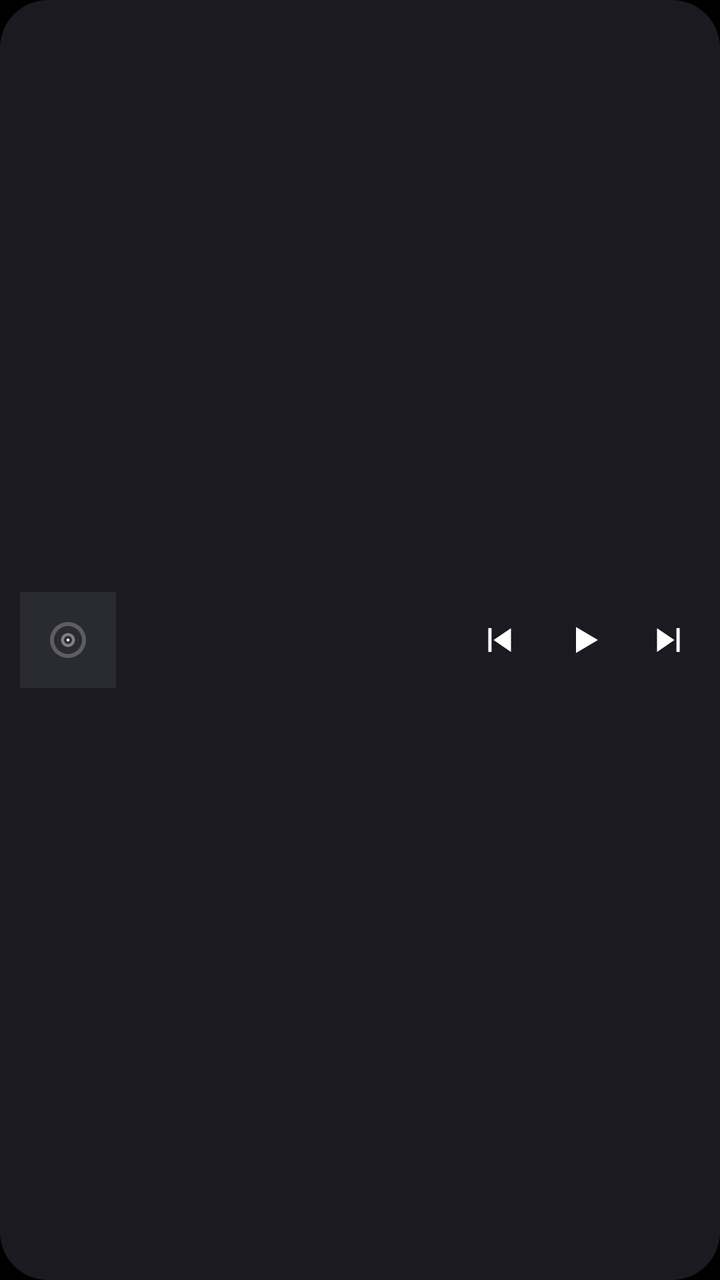
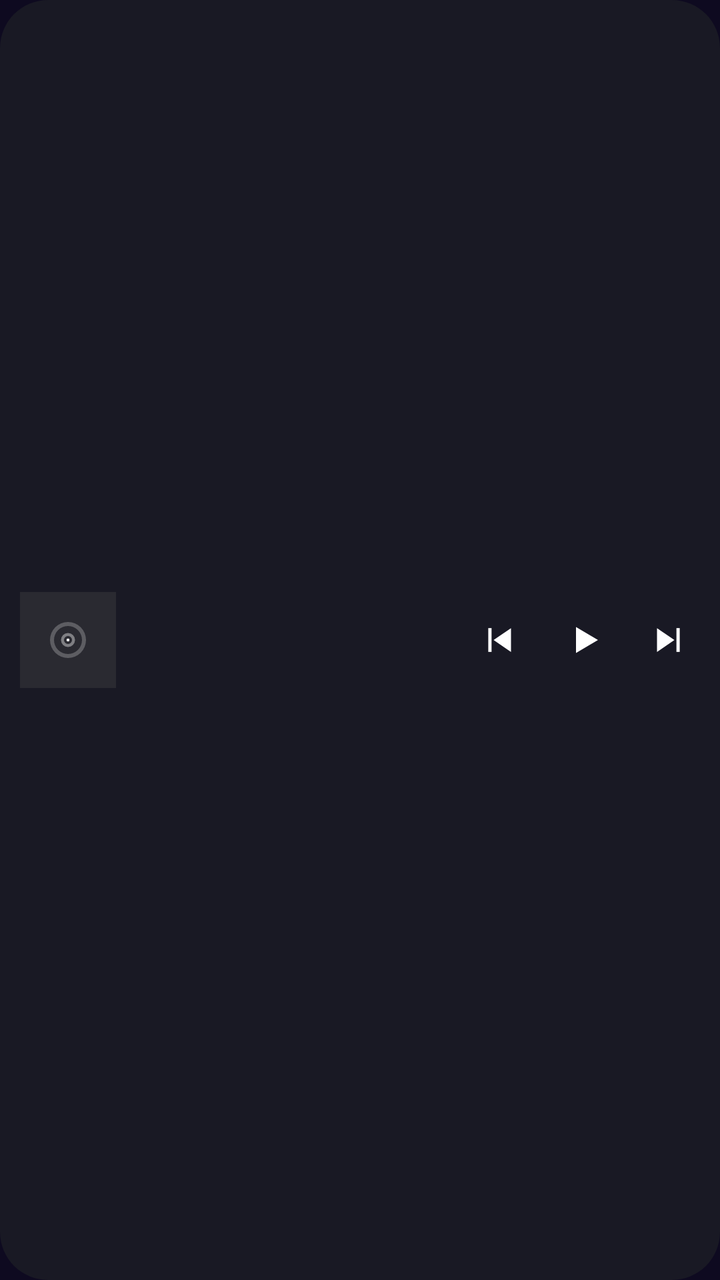

Before-and-after screenshots of an Android layout around one commit, followed by the original layout XML and the change that was made.
<!-- AndroidManifest.xml: application theme Theme.ColorOSMusic -->
<!-- res/layout/widget_music_wide.xml -->
<?xml version="1.0" encoding="utf-8"?>
<LinearLayout xmlns:android="http://schemas.android.com/apk/res/android"
    android:id="@+id/widget_root"
    android:layout_width="match_parent"
    android:layout_height="match_parent"
    android:orientation="horizontal"
    android:gravity="center_vertical"
    android:background="@drawable/widget_bg"
    android:paddingStart="10dp"
    android:paddingEnd="6dp"
    android:paddingTop="8dp"
    android:paddingBottom="8dp">

    
    <ImageView
        android:id="@+id/widget_art"
        android:layout_width="48dp"
        android:layout_height="48dp"
        android:layout_marginEnd="10dp"
        android:scaleType="centerCrop"
        android:contentDescription="专辑封面"
        android:src="@drawable/widget_art_placeholder" />

    
    <LinearLayout
        android:layout_width="0dp"
        android:layout_height="wrap_content"
        android:layout_weight="1"
        android:orientation="vertical"
        android:gravity="center_vertical">

        <TextView
            android:id="@+id/widget_title"
            android:layout_width="match_parent"
            android:layout_height="wrap_content"
            android:singleLine="true"
            android:ellipsize="end"
            android:textColor="#FFFFFFFF"
            android:textSize="14sp"
            android:textStyle="bold"
            android:shadowColor="#80000000"
            android:shadowDx="0"
            android:shadowDy="1"
            android:shadowRadius="2" />

        
        <TextView
            android:id="@+id/widget_subtitle"
            android:layout_width="match_parent"
            android:layout_height="wrap_content"
            android:singleLine="true"
            android:ellipsize="end"
            android:textColor="#B3FFFFFF"
            android:textSize="11sp"
            android:visibility="gone" />

        
        <ProgressBar
            android:id="@+id/widget_progress"
            style="?android:attr/progressBarStyleHorizontal"
            android:layout_width="match_parent"
            android:layout_height="3dp"
            android:layout_marginTop="4dp"
            android:max="100"
            android:progress="0"
            android:progressDrawable="@drawable/widget_progress"
            android:visibility="gone" />

        <TextView
            android:id="@+id/widget_time"
            android:layout_width="wrap_content"
            android:layout_height="wrap_content"
            android:textColor="#80FFFFFF"
            android:textSize="10sp"
            android:visibility="gone" />
    </LinearLayout>

    
    <TextView
        android:id="@+id/widget_empty"
        android:layout_width="wrap_content"
        android:layout_height="wrap_content"
        android:layout_marginEnd="6dp"
        android:textColor="#99FFFFFF"
        android:textSize="12sp"
        android:visibility="gone" />

    
    <LinearLayout
        android:id="@+id/widget_controls"
        android:layout_width="wrap_content"
        android:layout_height="wrap_content"
        android:orientation="horizontal"
        android:gravity="center_vertical">

        <ImageView
            android:id="@+id/widget_prev"
            android:layout_width="40dp"
            android:layout_height="40dp"
            android:padding="9dp"
            android:src="@drawable/widget_ic_prev"
            android:background="@android:color/transparent"
            android:contentDescription="上一首" />

        <ImageView
            android:id="@+id/widget_play"
            android:layout_width="44dp"
            android:layout_height="44dp"
            android:padding="10dp"
            android:src="@drawable/widget_ic_play"
            android:background="@android:color/transparent"
            android:contentDescription="播放或暂停" />

        <ImageView
            android:id="@+id/widget_next"
            android:layout_width="40dp"
            android:layout_height="40dp"
            android:padding="9dp"
            android:src="@drawable/widget_ic_next"
            android:background="@android:color/transparent"
            android:contentDescription="下一首" />
    </LinearLayout>
</LinearLayout>
<!-- resources referenced by this layout -->
<resources>
  <!-- drawable widget_art_placeholder (drawable) -->
  <?xml version="1.0" encoding="utf-8"?>
  <vector xmlns:android="http://schemas.android.com/apk/res/android"
      android:width="96dp"
      android:height="96dp"
      android:viewportWidth="96"
      android:viewportHeight="96">
  
      
      <path
          android:fillColor="#FF2A2A31"
          android:pathData="M0,0 L96,0 L96,96 L0,96 Z" />
  
      
      <path
          android:fillColor="#3DFFFFFF"
          android:fillType="evenOdd"
          android:pathData="M30,48 a18,18 0 1,0 36,0 a18,18 0 1,0 -36,0 Z M34,48 a14,14 0 1,0 28,0 a14,14 0 1,0 -28,0 Z" />
  
      
      <path
          android:fillColor="#66FFFFFF"
          android:fillType="evenOdd"
          android:pathData="M41,48 a7,7 0 1,0 14,0 a7,7 0 1,0 -14,0 Z M44,48 a4,4 0 1,0 8,0 a4,4 0 1,0 -8,0 Z" />
  
      
      <path
          android:fillColor="#FFFFFFFF"
          android:pathData="M46.5,48 a1.5,1.5 0 1,0 3,0 a1.5,1.5 0 1,0 -3,0 Z" />
  </vector>
  <!-- drawable widget_bg (drawable) -->
  <?xml version="1.0" encoding="utf-8"?>
  <shape xmlns:android="http://schemas.android.com/apk/res/android"
      android:shape="rectangle">
      
      <solid android:color="#F21C1C22" />
      <corners android:radius="24dp" />
  </shape>
  <!-- drawable widget_ic_next (drawable) -->
  <?xml version="1.0" encoding="utf-8"?>
  <vector xmlns:android="http://schemas.android.com/apk/res/android"
      android:width="24dp"
      android:height="24dp"
      android:viewportWidth="24"
      android:viewportHeight="24">
      
      <path
          android:fillColor="#FFFFFFFF"
          android:pathData="M6,5.5 L15.5,12 L6,18.5 Z" />
      <path
          android:fillColor="#FFFFFFFF"
          android:pathData="M16.6,5.5 L18.4,5.5 L18.4,18.5 L16.6,18.5 Z" />
  </vector>
  <!-- drawable widget_ic_play (drawable) -->
  <?xml version="1.0" encoding="utf-8"?>
  <vector xmlns:android="http://schemas.android.com/apk/res/android"
      android:width="24dp"
      android:height="24dp"
      android:viewportWidth="24"
      android:viewportHeight="24">
      <path
          android:fillColor="#FFFFFFFF"
          android:pathData="M8,5.5 L19,12 L8,18.5 Z" />
  </vector>
  <!-- drawable widget_ic_prev (drawable) -->
  <?xml version="1.0" encoding="utf-8"?>
  <vector xmlns:android="http://schemas.android.com/apk/res/android"
      android:width="24dp"
      android:height="24dp"
      android:viewportWidth="24"
      android:viewportHeight="24">
      
      <path
          android:fillColor="#FFFFFFFF"
          android:pathData="M5.6,5.5 L7.4,5.5 L7.4,18.5 L5.6,18.5 Z" />
      <path
          android:fillColor="#FFFFFFFF"
          android:pathData="M18,5.5 L18,18.5 L8.5,12 Z" />
  </vector>
  <style name="Theme.ColorOSMusic" parent="android:Theme.Material.NoActionBar">
          <item name="android:windowBackground">@android:color/black</item>
          <item name="android:statusBarColor">@android:color/transparent</item>
          <item name="android:navigationBarColor">@android:color/transparent</item>
          <item name="android:windowLightStatusBar">false</item>
      </style>
  <!-- unchanged entries left out for length: 1 -->
</resources>

<!-- the commit's change to res/layout/widget_music_wide.xml (unified diff, before → after) -->
@@ -36,12 +36,8 @@
             android:singleLine="true"
             android:ellipsize="end"
             android:textColor="#FFFFFFFF"
-            android:textSize="14sp"
-            android:textStyle="bold"
-            android:shadowColor="#80000000"
-            android:shadowDx="0"
-            android:shadowDy="1"
-            android:shadowRadius="2" />
+            android:textSize="15sp"
+            android:textStyle="bold" />
 
         
         <TextView
@@ -71,7 +67,7 @@
             android:layout_width="wrap_content"
             android:layout_height="wrap_content"
             android:textColor="#80FFFFFF"
-            android:textSize="10sp"
+            android:textSize="11sp"
             android:visibility="gone" />
     </LinearLayout>
 
<!-- resource entries referenced after the edit -->
@@ -35,7 +35,7 @@
   <shape xmlns:android="http://schemas.android.com/apk/res/android"
       android:shape="rectangle">
       
-      <solid android:color="#F21C1C22" />
+      <solid android:color="#F21A1A24" />
       <corners android:radius="24dp" />
   </shape>
   <!-- drawable widget_ic_next (drawable) -->
@@ -80,7 +80,7 @@
           android:pathData="M18,5.5 L18,18.5 L8.5,12 Z" />
   </vector>
   <style name="Theme.ColorOSMusic" parent="android:Theme.Material.NoActionBar">
-          <item name="android:windowBackground">@android:color/black</item>
+          <item name="android:windowBackground">#FF0E0A20</item>
           <item name="android:statusBarColor">@android:color/transparent</item>
           <item name="android:navigationBarColor">@android:color/transparent</item>
           <item name="android:windowLightStatusBar">false</item>
